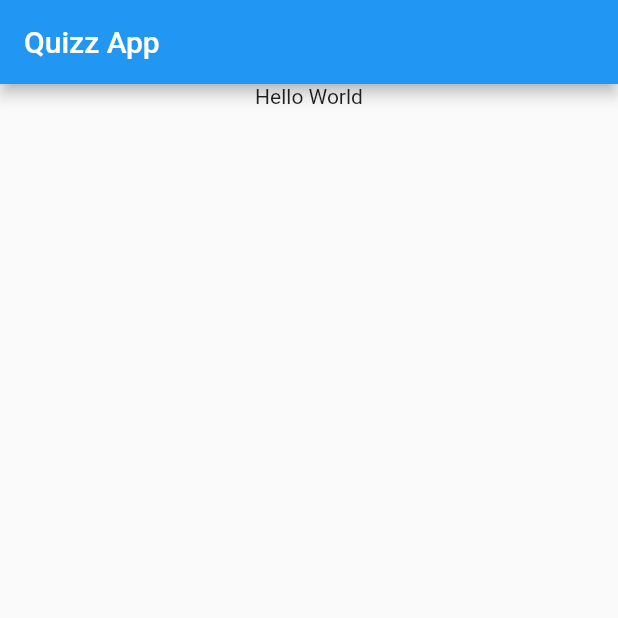
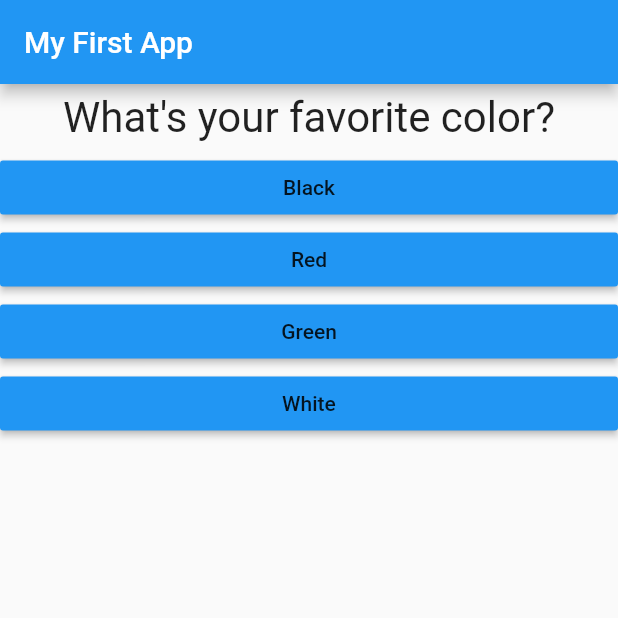
Before and after one commit to valentinesamuel/quizzer, a Flutter app: the screen it shows after launch, on a phone screen of 412 x 824 dp, the top half of it. Run offline on Flutter 3.47's test engine with Material 2 defaults, Android fonts, the phone set to English and light mode, and no system bars.

```diff
--- /dev/null
+++ b/lib/answer.dart
@@ -0,0 +1,20 @@
+import 'package:flutter/material.dart';
+
+class Answer extends StatelessWidget {
+  final Function selectHandler;
+  final String answerText;
+
+  Answer({this.selectHandler, this.answerText});
+
+  @override
+  Widget build(BuildContext context) {
+    return Container(
+      width: double.infinity,
+      child: RaisedButton(
+        color: Colors.blue,
+        onPressed: selectHandler,
+        child: Text(answerText),
+      ),
+    );
+  }
+}
--- a/lib/main.dart
+++ b/lib/main.dart
@@ -1,24 +1,81 @@
 import 'package:flutter/material.dart';
+import 'package:quizzer/quiz.dart';
+import 'package:quizzer/result.dart';
 
-void main() {
-  runApp(MyApp());
+void main() => runApp(MyApp());
+
+class MyApp extends StatefulWidget {
+  @override
+  _MyAppState createState() => _MyAppState();
 }
 
-class MyApp extends StatelessWidget {
+class _MyAppState extends State<MyApp> {
+  var _questions = [
+    {
+      'question': 'What\'s your favorite color?',
+      'answer': [
+        {'text': 'Black', 'score': 10},
+        {'text': 'Red', 'score': 5},
+        {'text': 'Green', 'score': 3},
+        {'text': 'White', 'score': 1},
+      ]
+    },
+    {
+      'question': 'What\'s your favourite animal?',
+      'answer': [
+        {'text': 'Rabbit', 'score': 3},
+        {'text': 'Sanke', 'score': 11},
+        {'text': 'Elephant', 'score': 5},
+        {'text': 'Lion', 'score': 9},
+      ]
+    },
+    {
+      'question': 'What\'s your favorite instructor?',
+      'answer': [
+        {'text': 'Max', 'score': 1},
+        {'text': 'Mosh', 'score': 1},
+        {'text': 'Brad', 'score': 1},
+        {'text': 'DevEd', 'score': 1},
+      ]
+    },
+  ];
+// List<Map<String, Object>>
+  int _questionIndex = 0;
+  int _totalScore = 0;
+  void _answerQuestions(int score) {
+    _totalScore = _totalScore + score;
+    print(_totalScore);
+    setState(() {
+      _questionIndex = _questionIndex + 1;
+    });
+    print(_questionIndex);
+    if (_questionIndex < _questions.length) {}
+  }
+
+  void _resetQuiz() {
+    setState(() {
+      _questionIndex = 0;
+      _totalScore = 0;
+    });
+  }
+
   @override
   Widget build(BuildContext context) {
     return MaterialApp(
       home: Scaffold(
         appBar: AppBar(
-          title: Text('Quizz App'),
+          title: Text('My First App'),
         ),
-        body: Center(
-          child: Column(
-            children: [
-              Text('Hello World'),
-            ],
-          ),
-        ),
+        body: _questionIndex < _questions.length
+            ? Quiz(
+                answerQuestions: _answerQuestions,
+                questionIndex: _questionIndex,
+                questions: _questions,
+              )
+            : Result(
+                resultScore: _totalScore,
+                resetLogic: _resetQuiz,
+              ),
       ),
     );
   }
--- /dev/null
+++ b/lib/question.dart
@@ -0,0 +1,18 @@
+import 'package:flutter/material.dart';
+
+class Question extends StatelessWidget {
+  final String questionText;
+
+  Question({this.questionText});
+  @override
+  Widget build(BuildContext context) {
+    return Container(
+      width: double.infinity,
+      margin: EdgeInsets.all(6),      child: Text(
+        questionText,
+        style: TextStyle(fontSize: 28),
+        textAlign: TextAlign.center,
+      ),
+    );
+  }
+}
--- /dev/null
+++ b/lib/quiz.dart
@@ -0,0 +1,29 @@
+import 'package:flutter/material.dart';
+
+import 'package:quizzer/answer.dart';
+import 'package:quizzer/question.dart';
+
+class Quiz extends StatelessWidget {
+  final List<Map<String, Object>> questions;
+  final Function answerQuestions;
+  final int questionIndex;
+
+  Quiz({this.answerQuestions, this.questionIndex, this.questions});
+
+  @override
+  Widget build(BuildContext context) {
+    return Column(
+      children: [
+        Question(
+          questionText: questions[questionIndex]['question'],
+        ),
+        ...(questions[questionIndex]['answer'] as List<Map<String, Object>>)
+            .map((answer) {
+          return Answer(
+              answerText: answer['text'],
+              selectHandler: () => answerQuestions(answer['score']));
+        }).toList()
+      ],
+    );
+  }
+}
```
Also changed, not shown: lib/result.dart (added, +56 -0 lines), 1 other file.
